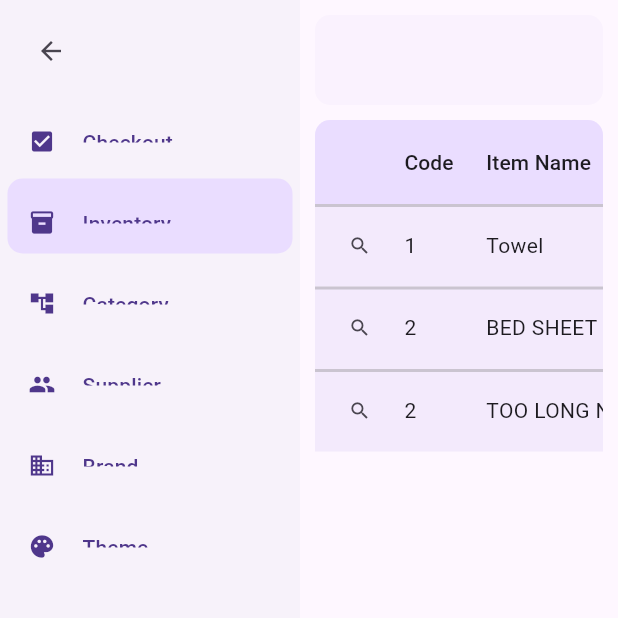
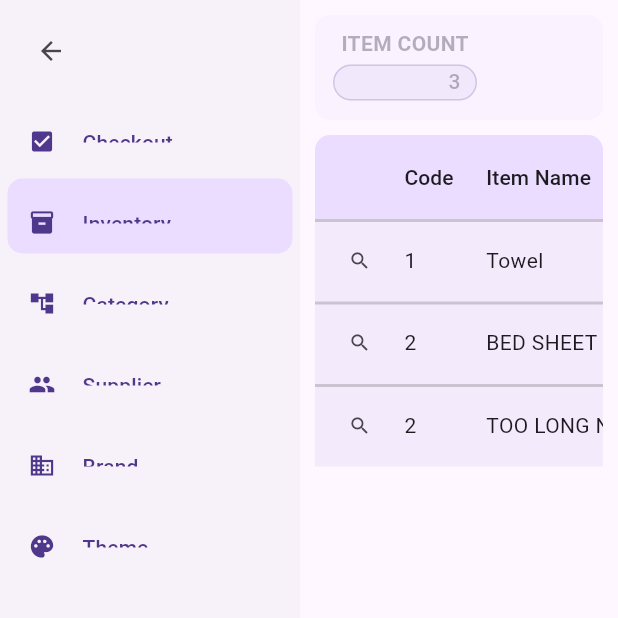
Before and after one commit to buddhimaaushan/flutter-mini-pos, a Flutter app: the screen it shows after launch, after a tap on the "menu" icon, after a tap on "Inventory", on a phone screen of 412 x 824 dp, the top half of it. Run offline on Flutter 3.47's test engine with Material 3 defaults, Android fonts, the phone set to English and light mode, and no system bars; drawn by our look-alikes of data_table_2; our stand-ins replace get.

Commit message:
datatable item count updated in brand, supp, cate, inv

```diff
--- a/lib/ui/components/brand.dart
+++ b/lib/ui/components/brand.dart
@@ -2,6 +2,7 @@ import 'package:data_table_2/data_table_2.dart';
 import 'package:flutter/material.dart';
 import 'package:get/get.dart';
 import 'package:mini_pos/controllers/brand_controller.dart';
+import 'package:mini_pos/ui/components/datatable_item_count.dart';
 
 import 'ex_data_table.dart';
 
@@ -34,7 +35,7 @@ class Brand extends StatelessWidget {
 
   Widget _buildHeaderBar(BuildContext context) {
     return Container(
-      height: 60,
+      height: 70,
       width: double.infinity,
       decoration: BoxDecoration(
           color:
@@ -42,7 +43,10 @@ class Brand extends StatelessWidget {
           borderRadius: BorderRadius.circular(10)),
       clipBehavior: Clip.antiAlias,
       child: Row(
-        children: const [],
+        children: [
+          DataTableItemCount(
+              itemCount: brandBrandController.brandItemList.length),
+        ],
       ),
     );
   }
--- a/lib/ui/components/category.dart
+++ b/lib/ui/components/category.dart
@@ -2,6 +2,7 @@ import 'package:data_table_2/data_table_2.dart';
 import 'package:flutter/material.dart';
 import 'package:get/get.dart';
 import 'package:mini_pos/controllers/category_controller.dart';
+import 'package:mini_pos/ui/components/datatable_item_count.dart';
 
 import 'ex_data_table.dart';
 
@@ -35,7 +36,7 @@ class Category extends StatelessWidget {
 
   Widget _buildHeaderBar(BuildContext context) {
     return Container(
-      height: 60,
+      height: 70,
       width: double.infinity,
       decoration: BoxDecoration(
           color:
@@ -43,7 +44,10 @@ class Category extends StatelessWidget {
           borderRadius: BorderRadius.circular(10)),
       clipBehavior: Clip.antiAlias,
       child: Row(
-        children: const [],
+        children: [
+          DataTableItemCount(
+              itemCount: categoryCategoryController.categoryItemList.length),
+        ],
       ),
     );
   }
--- /dev/null
+++ b/lib/ui/components/datatable_item_count.dart
@@ -0,0 +1,60 @@
+import 'package:flutter/material.dart';
+
+class DataTableItemCount extends StatelessWidget {
+  final int itemCount;
+
+  const DataTableItemCount({Key? key, required this.itemCount})
+      : super(key: key);
+
+  @override
+  Widget build(BuildContext context) {
+    return Container(
+      width: 120,
+      padding: const EdgeInsets.symmetric(horizontal: 10, vertical: 5),
+      child: Column(
+        mainAxisAlignment: MainAxisAlignment.center,
+        children: [
+          Text(
+            "ITEM COUNT",
+            style: TextStyle(
+              fontWeight: FontWeight.w700,
+              color: Theme.of(context)
+                  .colorScheme
+                  .onSecondaryContainer
+                  .withOpacity(0.4),
+            ),
+          ),
+          Container(
+            // width: 40,
+            // height: 40,
+            margin: const EdgeInsets.symmetric(horizontal: 2, vertical: 4),
+            padding: const EdgeInsets.only(left: 10, right: 10, bottom: 2),
+            alignment: Alignment.centerRight,
+            decoration: BoxDecoration(
+                borderRadius: BorderRadius.circular(50),
+                color: Theme.of(context)
+                    .colorScheme
+                    .secondaryContainer
+                    .withOpacity(0.5),
+                border: Border.all(
+                  color: Theme.of(context)
+                      .colorScheme
+                      .onPrimaryContainer
+                      .withOpacity(0.2),
+                )),
+            child: Text(
+              itemCount.toString(),
+              style: TextStyle(
+                fontWeight: FontWeight.w500,
+                color: Theme.of(context)
+                    .colorScheme
+                    .onSecondaryContainer
+                    .withOpacity(0.4),
+              ),
+            ),
+          )
+        ],
+      ),
+    );
+  }
+}
--- a/lib/ui/components/inventory.dart
+++ b/lib/ui/components/inventory.dart
@@ -4,6 +4,7 @@ import 'package:data_table_2/data_table_2.dart';
 import 'package:flutter/material.dart';
 import 'package:get/get.dart';
 import 'package:mini_pos/controllers/inventory_controller.dart';
+import 'package:mini_pos/ui/components/datatable_item_count.dart';
 
 import 'ex_data_table.dart';
 
@@ -37,7 +38,7 @@ class Inventory extends StatelessWidget {
 
   Widget _buildHeaderBar(BuildContext context) {
     return Container(
-      height: 60,
+      height: 70,
       width: double.infinity,
       decoration: BoxDecoration(
           color:
@@ -45,7 +46,10 @@ class Inventory extends StatelessWidget {
           borderRadius: BorderRadius.circular(10)),
       clipBehavior: Clip.antiAlias,
       child: Row(
-        children: const [],
+        children: [
+          DataTableItemCount(
+              itemCount: inventoryController.iventoryItemList.length),
+        ],
       ),
     );
   }
--- a/lib/ui/components/supplier.dart
+++ b/lib/ui/components/supplier.dart
@@ -2,6 +2,7 @@ import 'package:data_table_2/data_table_2.dart';
 import 'package:flutter/material.dart';
 import 'package:get/get.dart';
 import 'package:mini_pos/controllers/supplier_controller.dart';
+import 'package:mini_pos/ui/components/datatable_item_count.dart';
 
 import 'ex_data_table.dart';
 
@@ -35,7 +36,7 @@ class Supplier extends StatelessWidget {
 
   Widget _buildHeaderBar(BuildContext context) {
     return Container(
-      height: 60,
+      height: 70,
       width: double.infinity,
       decoration: BoxDecoration(
           color:
@@ -43,7 +44,10 @@ class Supplier extends StatelessWidget {
           borderRadius: BorderRadius.circular(10)),
       clipBehavior: Clip.antiAlias,
       child: Row(
-        children: const [],
+        children: [
+          DataTableItemCount(
+              itemCount: supplierSupplierController.supplierItemList.length),
+        ],
       ),
     );
   }
```
